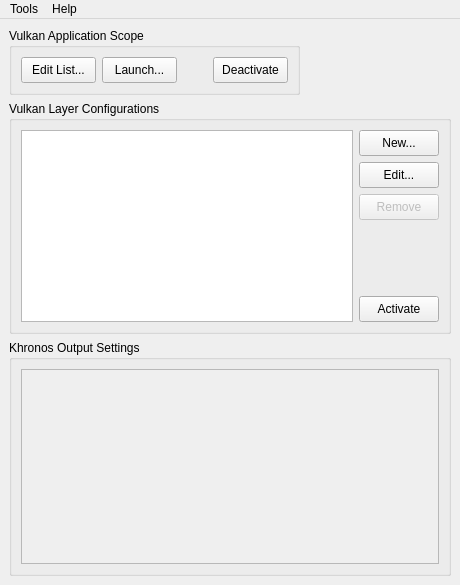
Old version of the form vkconfig/mainwindow.ui in the repository LunarG/VulkanTools.
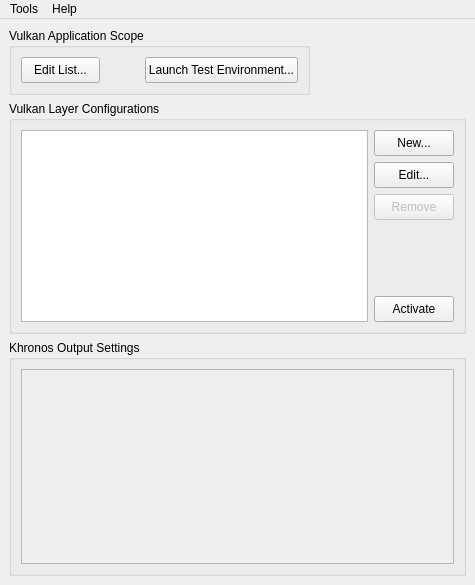
New version of the form. Icons and pictures are not drawn.

Patch:
```diff
--- a/vkconfig/mainwindow.ui
+++ b/vkconfig/mainwindow.ui
@@ -6,7 +6,7 @@
    <rect>
     <x>0</x>
     <y>0</y>
-    <width>460</width>
+    <width>475</width>
     <height>585</height>
    </rect>
   </property>
@@ -55,19 +55,6 @@
          </property>
         </widget>
        </item>
-       <item>
-        <widget class="QPushButton" name="pushButtonLaunch">
-         <property name="minimumSize">
-          <size>
-           <width>75</width>
-           <height>26</height>
-          </size>
-         </property>
-         <property name="text">
-          <string>Launch...</string>
-         </property>
-        </widget>
-       </item>
        <item>
         <spacer name="horizontalSpacer">
          <property name="orientation">
@@ -82,7 +69,7 @@
         </spacer>
        </item>
        <item>
-        <widget class="QPushButton" name="pushButtonDisable">
+        <widget class="QPushButton" name="pushButtonLaunch">
          <property name="minimumSize">
           <size>
            <width>75</width>
@@ -90,7 +77,7 @@
           </size>
          </property>
          <property name="text">
-          <string>Deactivate</string>
+          <string>Launch Test Environment...</string>
          </property>
         </widget>
        </item>
@@ -254,7 +241,7 @@
            <rect>
             <x>0</x>
             <y>0</y>
-            <width>420</width>
+            <width>435</width>
             <height>210</height>
            </rect>
           </property>
@@ -272,7 +259,7 @@
     <rect>
      <x>0</x>
      <y>0</y>
-     <width>460</width>
+     <width>475</width>
      <height>21</height>
     </rect>
    </property>
```
